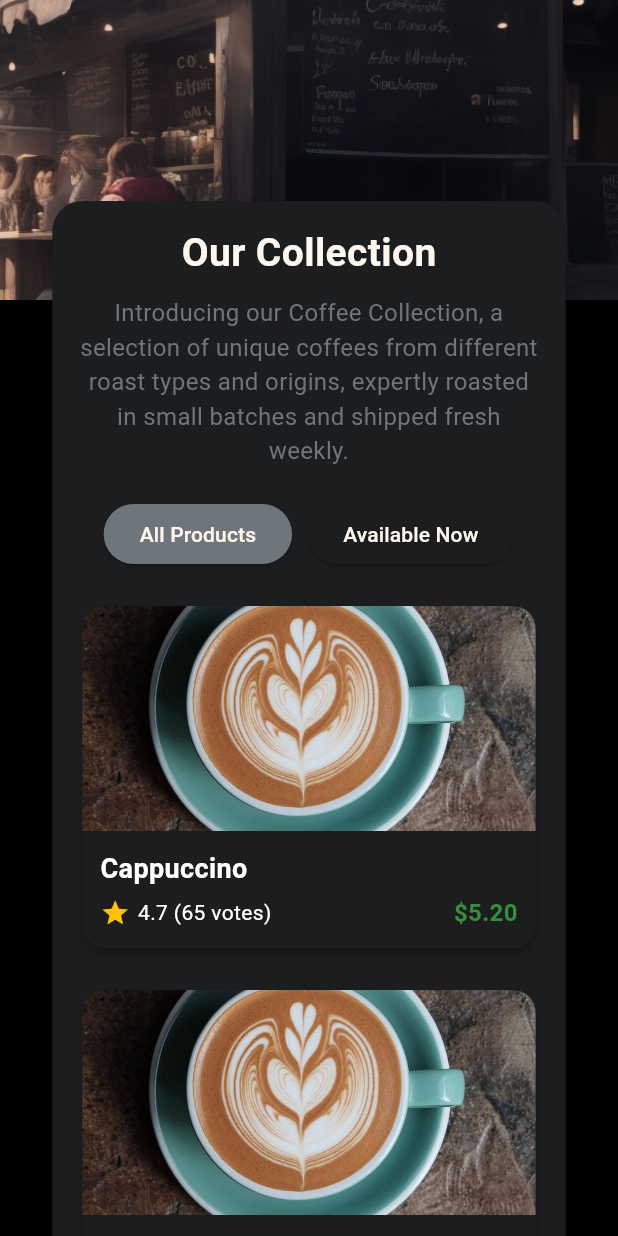
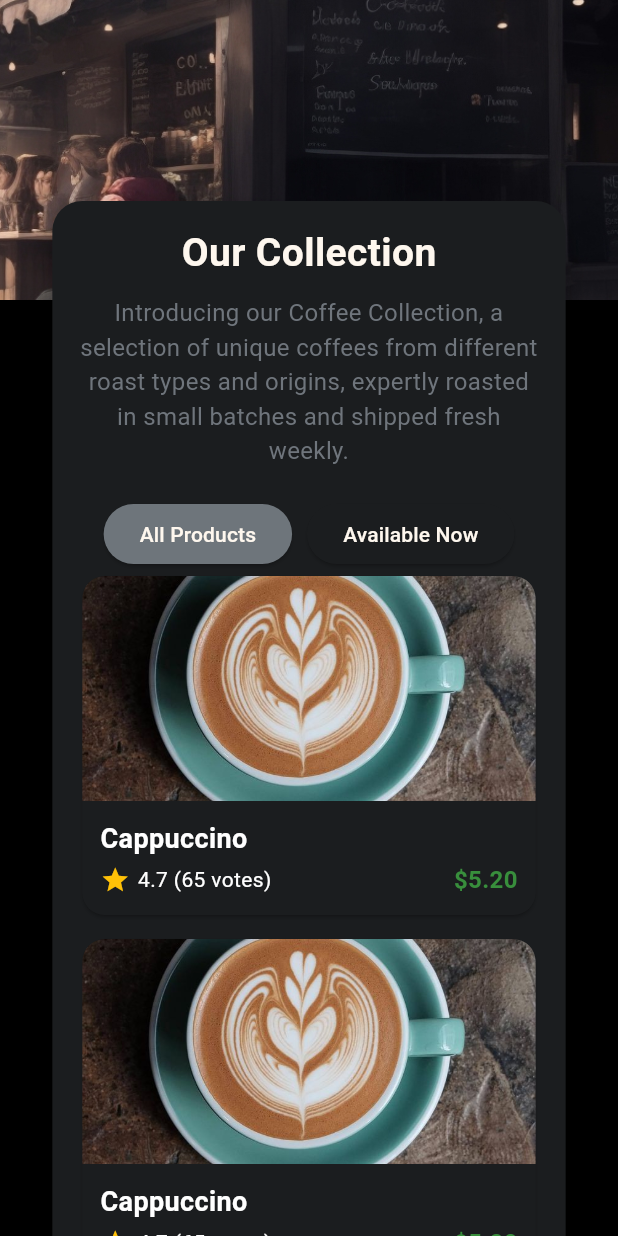
Before and after one commit to liassasel/Coffee-Shop, a Flutter app: the screen it shows after launch, on a phone screen of 412 x 824 dp. Run offline on Flutter 3.47's test engine with Material 3 defaults, Android fonts, the phone set to English and light mode, and no system bars.

Commit message:
Stable version 1.0

```diff
--- a/lib/pages/main_page.dart
+++ b/lib/pages/main_page.dart
@@ -100,7 +100,6 @@ class MainPage extends StatelessWidget {
                                   ),
                                 ],
                               ),
-                              const SizedBox(height: 20),
                               // Product list
                               ListView.builder(
                                 physics: const NeverScrollableScrollPhysics(),
@@ -151,12 +150,11 @@ class ProductCard extends StatelessWidget {
   @override
   Widget build(BuildContext context) {
     return Padding(
-      padding: const EdgeInsets.only(bottom: 20.0),
+      padding: const EdgeInsets.only(bottom: 8.0),
       child: SizedBox(
         width: MediaQuery.of(context).size.width * 0.85, // Width card
         child: Card(
-          color: Color(0xff1B1D1F), // Fondo negro
-          elevation: 3,
+          color: const Color(0xff1B1D1F), // Fondo negro
           shape: RoundedRectangleBorder(borderRadius: BorderRadius.circular(15)),
           child: Column(
             crossAxisAlignment: CrossAxisAlignment.start,
@@ -186,7 +184,7 @@ class ProductCard extends StatelessWidget {
                         color: Colors.white,
                       ),
                     ),
-                    const SizedBox(height: 5),
+                    const SizedBox(height: 3),
                     Row(
                       children: [
                         const Icon(Icons.star, color: Colors.amber, size: 20),
```
